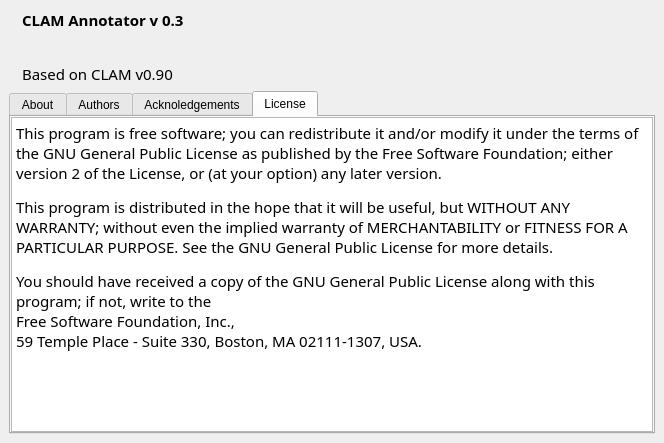
clam-project/clam, file CLAM_Annotator/src/About.ui: the form before one commit.
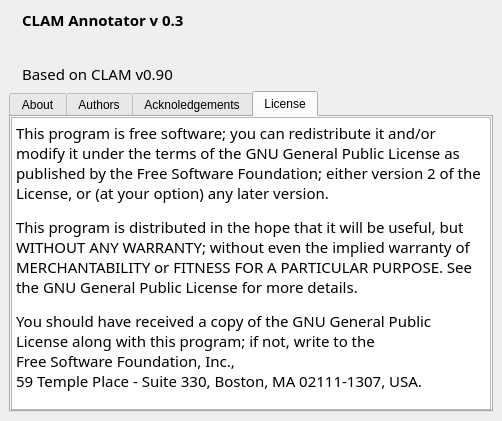
The form after the commit. The open tabs and pages were chosen to show the change. Icons and pictures are not drawn.

The edit to the form file:
```diff
--- a/CLAM_Annotator/src/About.ui
+++ b/CLAM_Annotator/src/About.ui
@@ -8,8 +8,8 @@
    <rect>
     <x>0</x>
     <y>0</y>
-    <width>664</width>
-    <height>443</height>
+    <width>502</width>
+    <height>421</height>
    </rect>
   </property>
   <property name="windowTitle" >
@@ -238,7 +238,7 @@
        <item>
         <widget class="QTextBrowser" name="textBrowser" >
          <property name="html" >
-          <string>&lt;html>&lt;head>&lt;meta name="qrichtext" content="1" />&lt;/head>&lt;body style=" white-space: pre-wrap; font-family:Sans Serif; font-size:9pt; font-weight:400; font-style:normal; text-decoration:none;">&lt;p style=" margin-top:12px; margin-bottom:12px; margin-left:0px; margin-right:0px; -qt-block-indent:0; text-indent:0px; font-size:11pt;">This program is free software; you can redistribute it and/or modify it under the terms of the GNU General Public License as published by the Free Software Foundation; either version 2 of the License, or (at your option) any later version.&lt;/p>&lt;p style=" margin-top:12px; margin-bottom:12px; margin-left:0px; margin-right:0px; -qt-block-indent:0; text-indent:0px; font-size:11pt;">This program is distributed in the hope that it will be useful, but WITHOUT ANY WARRANTY; without even the implied warranty of MERCHANTABILITY or FITNESS FOR A PARTICULAR PURPOSE. See the GNU General Public License for more details.&lt;/p>&lt;p style=" margin-top:12px; margin-bottom:12px; margin-left:0px; margin-right:0px; -qt-block-indent:0; text-indent:0px; font-size:11pt;">You should have received a copy of the GNU General Public License along with this program; if not, write to the&lt;br />Free Software Foundation, Inc.,&lt;br />59 Temple Place - Suite 330, Boston, MA 02111-1307, USA. &lt;/p>&lt;/body>&lt;/html></string>
+          <string>&lt;html>&lt;head>&lt;meta name="qrichtext" content="1" />&lt;/head>&lt;body style=" white-space: pre-wrap; font-family:Sans Serif; font-size:11pt; font-weight:400; font-style:normal; text-decoration:none;">&lt;p style=" margin-top:12px; margin-bottom:12px; margin-left:0px; margin-right:0px; -qt-block-indent:0; text-indent:0px;">This program is free software; you can redistribute it and/or modify it under the terms of the GNU General Public License as published by the Free Software Foundation; either version 2 of the License, or (at your option) any later version.&lt;/p>&lt;p style=" margin-top:12px; margin-bottom:12px; margin-left:0px; margin-right:0px; -qt-block-indent:0; text-indent:0px;">This program is distributed in the hope that it will be useful, but WITHOUT ANY WARRANTY; without even the implied warranty of MERCHANTABILITY or FITNESS FOR A PARTICULAR PURPOSE. See the GNU General Public License for more details.&lt;/p>&lt;p style=" margin-top:12px; margin-bottom:12px; margin-left:0px; margin-right:0px; -qt-block-indent:0; text-indent:0px;">You should have received a copy of the GNU General Public License along with this program; if not, write to the&lt;br />Free Software Foundation, Inc.,&lt;br />59 Temple Place - Suite 330, Boston, MA 02111-1307, USA. &lt;/p>&lt;/body>&lt;/html></string>
          </property>
         </widget>
        </item>
```
Left out of the diff: 2 changed lines with no effect on the pictures.
